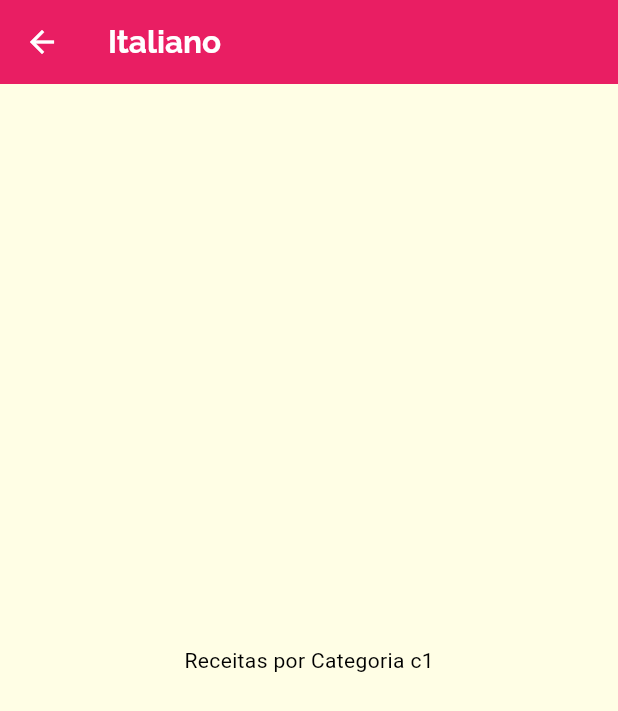
After one commit to enzo-cezarg/meals-app, a Flutter app: the screen it shows after launch, after a tap on "Italiano", on a phone screen of 412 x 824 dp. The commit adds this screen. Shown: the top 711 px of the screen. Run offline on Flutter 3.47's test engine with Material 3 defaults, Android fonts, the phone set to English and light mode, and no system bars.

Commit message:
view base detalhes da categoria

```diff
--- /dev/null
+++ b/lib/views/categories_meals_view.dart
@@ -0,0 +1,25 @@
+import 'package:flutter/material.dart';
+import '../models/category.dart';
+
+class CategoriesMealsView extends StatelessWidget {
+  const CategoriesMealsView({required this.category, super.key});
+
+  final Category category;
+
+  @override
+  Widget build(BuildContext context) {
+    return Scaffold(
+      appBar: AppBar(
+        title: Text(
+          category.title,
+          style: Theme.of(context).textTheme.titleLarge,
+        ),
+        backgroundColor: Theme.of(context).colorScheme.primary,
+        foregroundColor: Theme.of(context).colorScheme.onPrimary,
+      ),
+      body: Center(
+        child: Text('Receitas por Categoria ${category.id}'),
+      ),
+    );
+  }
+}
--- a/lib/widgets/category_item.dart
+++ b/lib/widgets/category_item.dart
@@ -1,14 +1,32 @@
 import 'package:flutter/material.dart';
 import '../models/category.dart';
+
+import '../views/categories_meals_view.dart';
 
 class CategoryItem extends StatelessWidget {
   const CategoryItem({required this.category, super.key});
 
   final Category category;
 
+  void _selectCategory(BuildContext context) {
+    Navigator.of(context).push(
+      MaterialPageRoute(
+        builder: (_) {
+          return CategoriesMealsView(
+            category: category,
+          );
+        },
+      ),
+    );
+  }
+
   @override
   Widget build(BuildContext context) {
-    return Container(
+    return InkWell(
+      onTap: () => _selectCategory(context),
+      splashColor: Theme.of(context).colorScheme.primary,
+      borderRadius: BorderRadius.circular(15),
+      child: Container(
         padding: const EdgeInsets.all(15),
         decoration: BoxDecoration(
           gradient: LinearGradient(
@@ -22,6 +40,7 @@ class CategoryItem extends StatelessWidget {
           category.title,
           style: Theme.of(context).textTheme.titleMedium,
         ),
+      ),
     );
   }
 }
```
Lines whose indentation alone changed are shown as unchanged.
